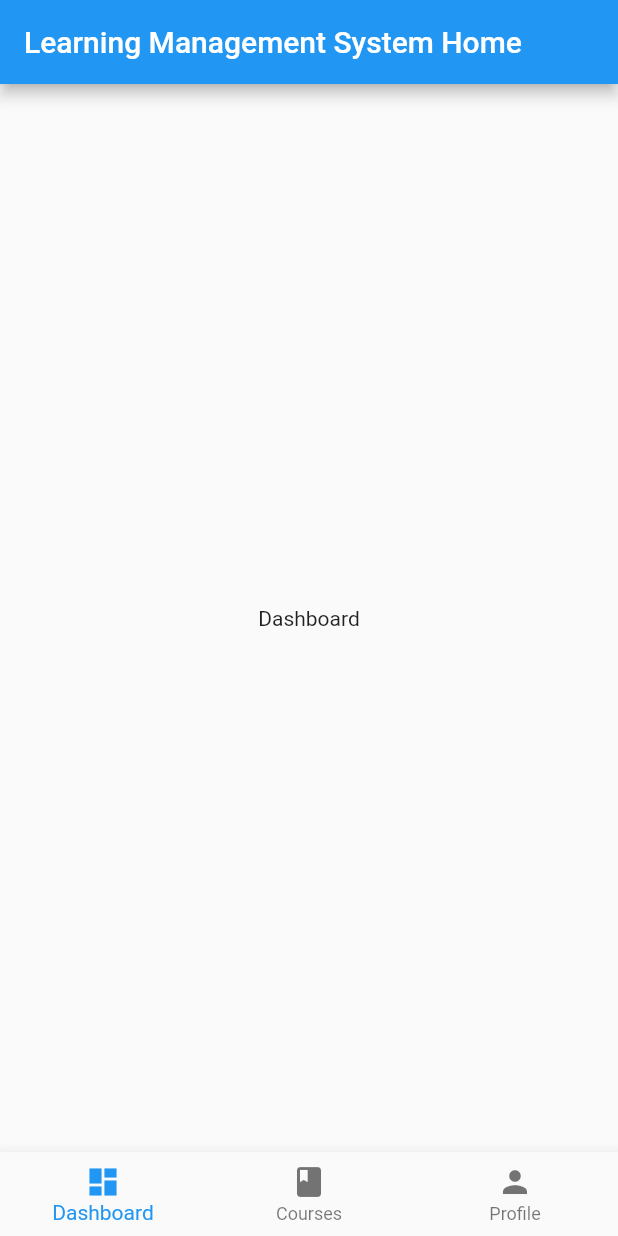
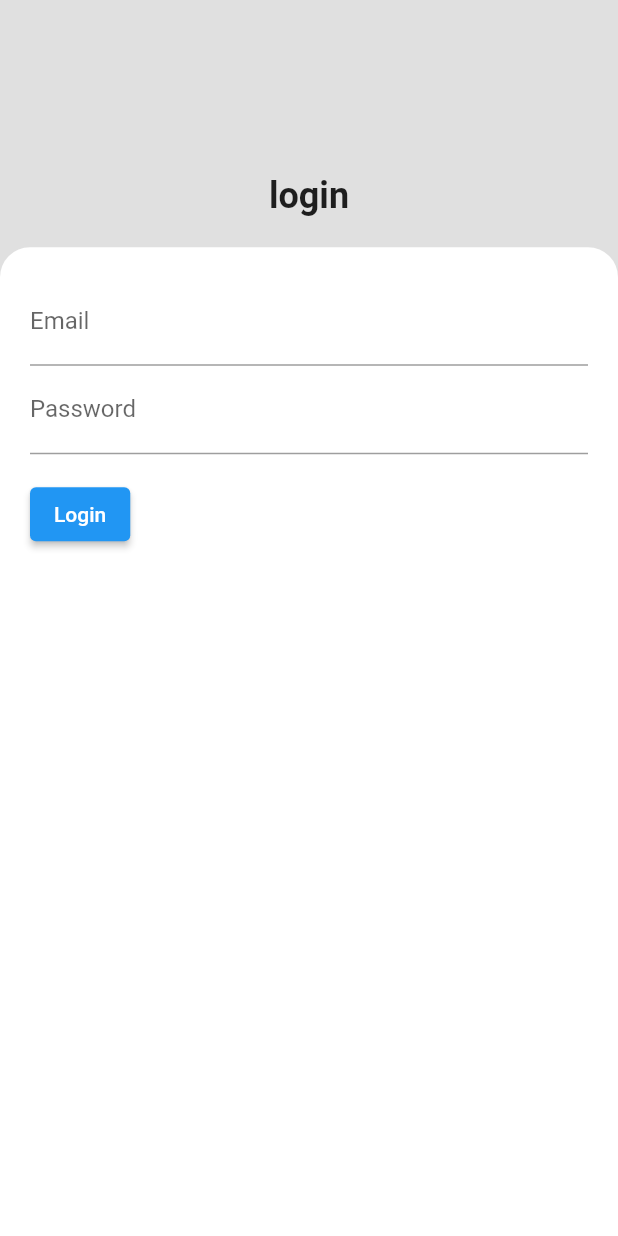
Before and after one commit to fpetcast/lms_client_app, a Flutter app: the screen it shows after launch, on a phone screen of 412 x 824 dp. Run offline on Flutter 3.47's test engine with Material 2 defaults, Android fonts, the light colour scheme and no system bars; Roboto replaces fonts that are missing (Georgia).

Commit message:
feat: master : auth login and service first implementation

```diff
--- /dev/null
+++ b/lib/config/config.dart
@@ -0,0 +1,4 @@
+class Config {
+  static const String apiUrl = 'https://example.com/api';
+  static const String apiToken = 'your_api_token_here';
+}
--- a/lib/main.dart
+++ b/lib/main.dart
@@ -1,5 +1,7 @@
 import 'package:flutter/material.dart';
-import './widgets/index.dart' show Courses;
+import './screens/home.dart';
+import './screens/auth/auth.dart';
+import './services/auth_service.dart';
 
 void main() {
   // This line ensures that Flutter initializes properly
@@ -8,6 +10,8 @@ void main() {
 }
 
 class MyApp extends StatelessWidget {
+  final authService = AuthService();
+
   @override
   Widget build(BuildContext context) {
     return MaterialApp(
@@ -16,64 +20,7 @@ class MyApp extends StatelessWidget {
         primarySwatch: Colors.blue,
         visualDensity: VisualDensity.adaptivePlatformDensity,
       ),
-      home: HomePage(title: 'Learning Management System Home'),
+      home: authService.isAuthenticated ? HomeScreen() : AuthScreen(),
     );
   }
 }
-
-class HomePage extends StatefulWidget {
-  HomePage({Key? key, required this.title}) : super(key: key);
-
-  final String title;
-
-  @override
-  State<HomePage> createState() => _HomePageState();
-}
-
-class _HomePageState extends State<HomePage> {
-  int _selectedIndex = 0;
-
-  static List<Widget> _widgetOptions = <Widget>[
-    Text('Dashboard'),
-    Courses(),
-    Text('Profile'),
-  ];
-
-  void _onItemTapped(int index) {
-    setState(() {
-      _selectedIndex = index;
-    });
-  }
-
-  @override
-  Widget build(BuildContext context) {
-    return Scaffold(
-      appBar: AppBar(
-        title: Text(widget.title),
-      ),
-      body: Center(
-        child: _widgetOptions.elementAt(_selectedIndex),
-      ),
-      bottomNavigationBar: BottomNavigationBar(
-        type: BottomNavigationBarType.fixed,
-        items: const <BottomNavigationBarItem>[
-          BottomNavigationBarItem(
-            icon: Icon(Icons.dashboard),
-            label: 'Dashboard',
-          ),
-          BottomNavigationBarItem(
-            icon: Icon(Icons.book),
-            label: 'Courses',
-          ),
-          BottomNavigationBarItem(
-            icon: Icon(Icons.person),
-            label: 'Profile',
-          ),
-        ],
-        currentIndex: _selectedIndex,
-        selectedItemColor: Colors.blue,
-        onTap: _onItemTapped,
-      ),
-    );
-  }
-}
--- /dev/null
+++ b/lib/models/user_model.dart
@@ -0,0 +1,6 @@
+class User {
+  final String name;
+  final String email;
+
+  User({required this.name, required this.email});
+}
--- /dev/null
+++ b/lib/screens/auth/auth.dart
@@ -0,0 +1,41 @@
+import 'package:flutter/material.dart';
+import './login.dart';
+import './register.dart';
+import '../../widgets/atoms/auth_title.dart';
+
+class AuthScreen extends StatefulWidget {
+  const AuthScreen({super.key});
+
+  @override
+  State<AuthScreen> createState() => _AuthScreenState();
+}
+
+class _AuthScreenState extends State<AuthScreen> {
+  String _authScreen = 'login';
+
+  void changeAuthScreen(String name) {
+    setState(() {
+      _authScreen = name;
+    });
+  }
+
+  @override
+  Widget build(BuildContext context) {
+    return Scaffold(
+      backgroundColor: Colors.grey[300],
+      resizeToAvoidBottomInset: false,
+      body: Column(
+        children: [
+          Expanded(
+            flex: 1,
+            child: AuthTitle(title: _authScreen),
+          ),
+          Expanded(
+            flex: 4,
+            child: _authScreen == 'login' ? LoginScreen() : RegistreScreen(),
+          ),
+        ],
+      ),
+    );
+  }
+}
--- /dev/null
+++ b/lib/screens/auth/login.dart
@@ -0,0 +1,95 @@
+import 'package:flutter/material.dart';
+import '../../services/auth_service.dart';
+import '../home.dart';
+
+class LoginScreen extends StatefulWidget {
+  const LoginScreen({super.key});
+
+  @override
+  State<LoginScreen> createState() => _LoginScreenState();
+}
+
+class _LoginScreenState extends State<LoginScreen> {
+  final _formKey = GlobalKey<FormState>();
+  final _emailController = TextEditingController();
+  final _passwordController = TextEditingController();
+  String? _errorMessage;
+
+  void _onLoginPressed() async {
+    final email = _emailController.text;
+    final password = _passwordController.text;
+
+    final authService = AuthService();
+    final token = await authService.login(email, password);
+
+    if (token != null) {
+      // login successful, navigate to home screen
+      Navigator.pushReplacement(
+          context, MaterialPageRoute(builder: (_) => HomeScreen()));
+    } else {
+      // login failed, show error message
+      setState(() {
+        _errorMessage = 'Invalid email or password';
+      });
+    }
+  }
+
+  @override
+  Widget build(BuildContext context) {
+    return Container(
+      padding: EdgeInsets.all(20),
+      decoration: BoxDecoration(
+          color: Colors.white,
+          borderRadius: BorderRadius.only(
+              topLeft: Radius.circular(20), topRight: Radius.circular(20))),
+      child: Form(
+        key: _formKey,
+        child: Column(
+          crossAxisAlignment: CrossAxisAlignment.start,
+          children: [
+            TextFormField(
+              controller: _emailController,
+              keyboardType: TextInputType.emailAddress,
+              validator: (value) {
+                if (value == null || value.isEmpty) {
+                  return 'Please enter your email';
+                }
+                return null;
+              },
+              decoration: InputDecoration(
+                labelText: 'Email',
+              ),
+            ),
+            TextFormField(
+              controller: _passwordController,
+              obscureText: true,
+              validator: (value) {
+                if (value == null || value.isEmpty) {
+                  return 'Please enter your password';
+                }
+                return null;
+              },
+              decoration: InputDecoration(
+                labelText: 'Password',
+              ),
+            ),
+            SizedBox(height: 16),
+            ElevatedButton(
+              onPressed: () {
+                if (_formKey.currentState!.validate()) {
+                  _onLoginPressed();
+                }
+              },
+              child: Text('Login'),
+            ),
+            if (_errorMessage != null)
+              Text(
+                _errorMessage!,
+                style: TextStyle(color: Colors.red),
+              ),
+          ],
+        ),
+      ),
+    );
+  }
+}
--- /dev/null
+++ b/lib/services/auth_service.dart
@@ -0,0 +1,48 @@
+import 'dart:convert';
+import '../config/config.dart';
+import 'package:http/http.dart' as http;
+
+class AuthService {
+  String? _accessToken;
+
+  bool get isAuthenticated => _accessToken != null;
+
+  Future<String> getAccessToken() async {
+    if (_accessToken != null) {
+      return _accessToken!;
+    }
+
+    throw Exception('Not authenticated');
+  }
+
+  Future<String> login(String email, String password) async {
+    final response = await http.post(
+      Uri.parse('${Config.apiUrl}/authenticate'),
+      headers: {'Content-Type': 'application/json'},
+      body: jsonEncode({'email': email, 'password': password}),
+    );
+
+    if (response.statusCode != 200) {
+      throw Exception('Failed to authenticate user');
+    }
+
+    final body = jsonDecode(response.body);
+    final accessToken = body['access_token'];
+
+    _accessToken = accessToken;
+
+    return accessToken;
+  }
+
+  Future<void> register(String email, String password) async {
+    final response = await http.post(
+      Uri.parse('${Config.apiUrl}/register'),
+      headers: {'Content-Type': 'application/json'},
+      body: jsonEncode({'email': email, 'password': password}),
+    );
+
+    if (response.statusCode != 200) {
+      throw Exception('Failed to register user');
+    }
+  }
+}
--- /dev/null
+++ b/lib/widgets/atoms/auth_title.dart
@@ -0,0 +1,25 @@
+import 'package:flutter/material.dart';
+
+class AuthTitle extends StatelessWidget {
+  final String title;
+  const AuthTitle({super.key, required this.title});
+
+  @override
+  Widget build(BuildContext context) {
+    return Container(
+        color: Colors.transparent,
+        margin: EdgeInsets.only(bottom: 20),
+        child: Align(
+          alignment: FractionalOffset.bottomCenter,
+          child: Text(
+            title,
+            style: TextStyle(
+              fontFamily: 'Georgia',
+              fontSize: 24,
+              fontWeight: FontWeight.bold,
+            ),
+            textAlign: TextAlign.center,
+          ),
+        ));
+  }
+}
--- a/lib/widgets/courses.dart
+++ b/lib/widgets/course_card.dart
@@ -1,45 +1,5 @@
+import '../models/course_model.dart';
 import 'package:flutter/material.dart';
-
-class Courses extends StatefulWidget {
-  @override
-  State<Courses> createState() => _CoursesState();
-}
-
-class _CoursesState extends State<Courses> {
-  List<Course> _courses = [
-    Course('Course A', 'John Doe', 'assets/images/course_a.jpg'),
-    Course('Course B', 'Jane Smith', 'assets/images/course_b.jpg'),
-    Course('Course C', 'Bob Johnson', 'assets/images/course_c.jpg'),
-    Course('Course D', 'Sarah Lee', 'assets/images/course_d.jpg'),
-  ];
-
-  @override
-  Widget build(BuildContext context) {
-    return Scaffold(
-      body: GridView.builder(
-        padding: EdgeInsets.all(8),
-        itemCount: _courses.length,
-        gridDelegate: SliverGridDelegateWithFixedCrossAxisCount(
-          crossAxisCount: 2,
-          childAspectRatio: 0.75,
-          crossAxisSpacing: 8,
-          mainAxisSpacing: 8,
-        ),
-        itemBuilder: (context, index) {
-          return CourseCard(course: _courses[index]);
-        },
-      ),
-    );
-  }
-}
-
-class Course {
-  final String title;
-  final String instructor;
-  final String imageUrl;
-
-  Course(this.title, this.instructor, this.imageUrl);
-}
 
 class CourseCard extends StatelessWidget {
   final Course course;
@@ -72,7 +32,7 @@ class CourseCard extends StatelessWidget {
                 decoration: BoxDecoration(
                   borderRadius: BorderRadius.circular(8),
                   image: DecorationImage(
-                    image: AssetImage(course.imageUrl),
+                    image: NetworkImage(course.imageUrl),
                     fit: BoxFit.cover,
                   ),
                 ),
--- a/lib/widgets/index.dart
+++ b/lib/widgets/index.dart
@@ -1 +1 @@
-export './courses.dart';
+export 'course_card.dart';
--- a/pubspec.yaml
+++ b/pubspec.yaml
@@ -37,6 +37,7 @@ dependencies:
 
   english_words: ^4.0.0
   provider: ^6.0.0
+  http: ^0.13.5
 
 dev_dependencies:
   flutter_test:
@@ -58,7 +59,8 @@ flutter:
   # included with your application, so that you can use the icons in
   # the material Icons class.
   uses-material-design: true
-
+  assets:
+    - assets/data/courses.json
   # To add assets to your application, add an assets section, like this:
   # assets:
   #   - images/a_dot_burr.jpeg
```
Also changed, not shown: assets/data/courses.json (added, +28 -0 lines), lib/models/course_model.dart (added, +25 -0 lines), lib/screens/auth/register.dart (added, +16 -0 lines), lib/screens/courses.dart (added, +47 -0 lines), lib/screens/home.dart (added, +57 -0 lines), lib/services/course_service.dart (added, +30 -0 lines), pubspec.lock.
